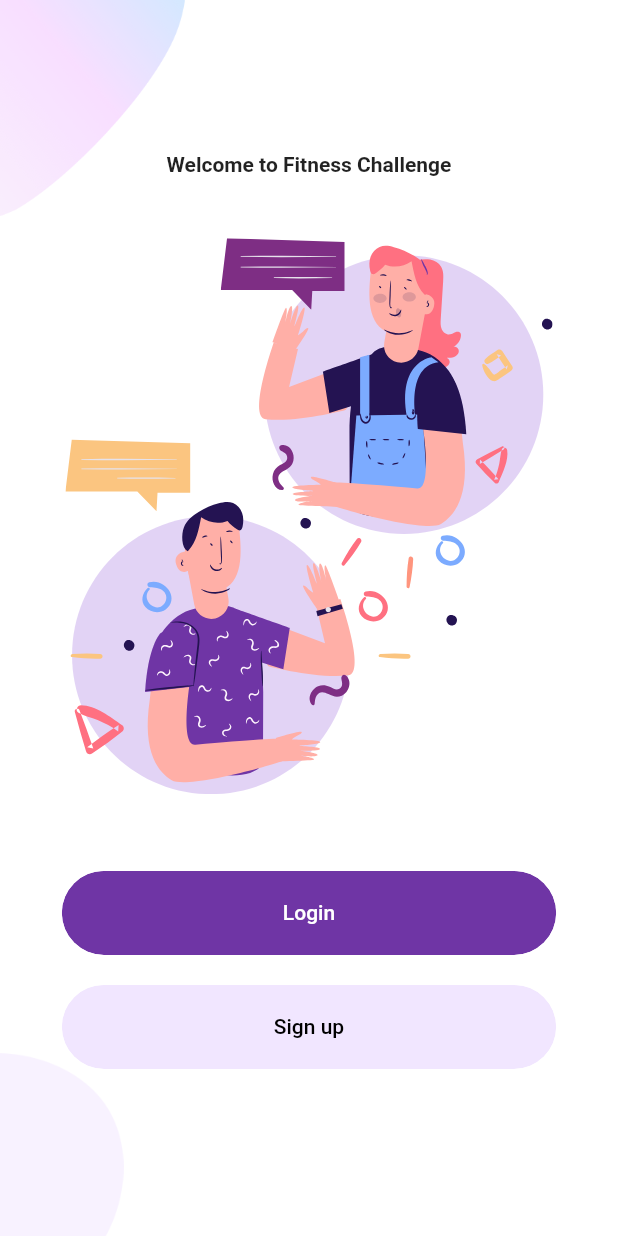
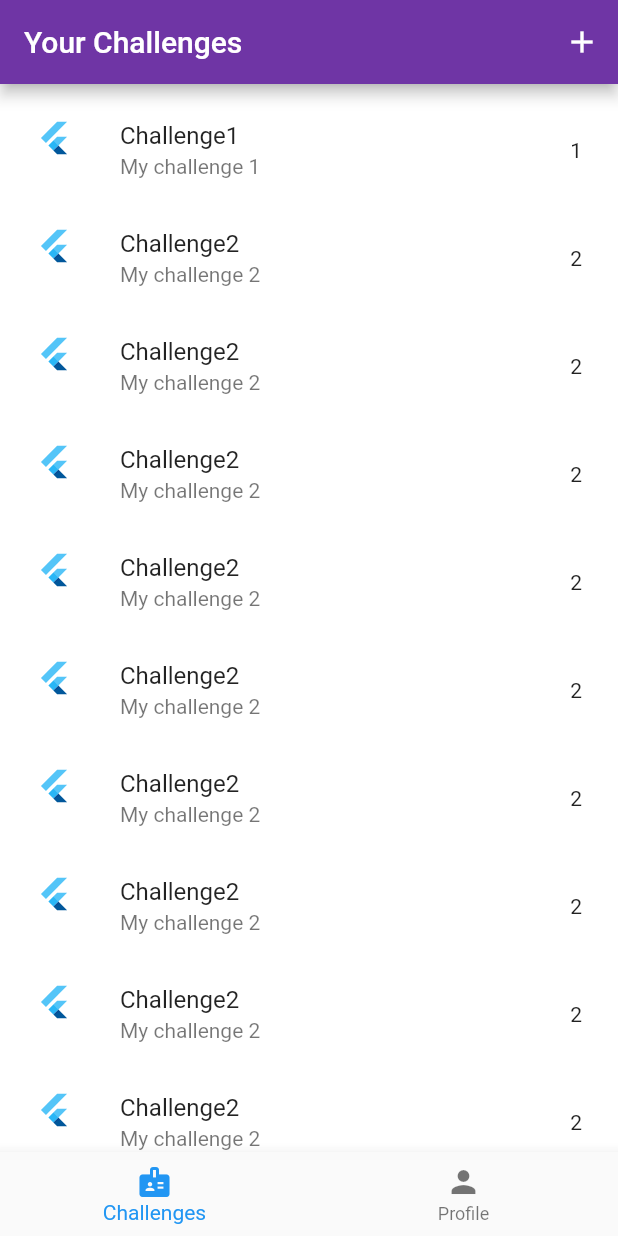
Before and after one commit to gireeshp/fitness_challenge, a Flutter app: the screen it shows after launch, on a phone screen of 412 x 824 dp. Run offline on Flutter 3.47's test engine with Material 2 defaults, Android fonts, the phone set to English and light mode, and no system bars; our stand-ins replace appwrite, flutter_svg.

Commit message:
challenge creation part 1

```diff
--- a/lib/components/already_have_an_account_check.dart
+++ b/lib/components/already_have_an_account_check.dart
@@ -25,7 +25,7 @@ class AlreadyHaveAnAccountCheck extends StatelessWidget {
           onTap: press,
           child: Text(
             login ? 'Sign up' : 'Sign in',
-            style: TextStyle(
+            style: const TextStyle(
               color: kPrimaryColor,
               fontWeight: FontWeight.bold,
             ),
--- a/lib/components/rounded_input_field.dart
+++ b/lib/components/rounded_input_field.dart
@@ -6,18 +6,21 @@ class RoundedInputField extends StatelessWidget {
   final String hintText;
   final IconData icon;
   final ValueChanged<String> onChanged;
+  late TextEditingController controller;
 
-  const RoundedInputField({
+  RoundedInputField({
     Key? key,
     required this.hintText,
     required this.icon,
     required this.onChanged,
+    required this.controller,
   }) : super(key: key);
 
   @override
   Widget build(BuildContext context) {
     return TextFieldContainer(
       child: TextField(
+        controller: controller,
         onChanged: onChanged,
         decoration: InputDecoration(
           hintText: hintText,
--- a/lib/components/text_field_container.dart
+++ b/lib/components/text_field_container.dart
@@ -12,8 +12,8 @@ class TextFieldContainer extends StatelessWidget {
   Widget build(BuildContext context) {
     Size size = MediaQuery.of(context).size;
     return Container(
-      margin: EdgeInsets.symmetric(vertical: 10),
-      padding: EdgeInsets.symmetric(horizontal: 20, vertical: 5),
+      margin: const EdgeInsets.symmetric(vertical: 10),
+      padding: const EdgeInsets.symmetric(horizontal: 20, vertical: 5),
       width: size.width * 0.8,
       decoration: BoxDecoration(
         color: kPrimaryLightColor,
--- a/lib/main.dart
+++ b/lib/main.dart
@@ -1,9 +1,19 @@
 import 'package:fitness_challenge/constants.dart';
+import 'package:fitness_challenge/screens/ListChallenges/challenges_screen.dart';
 import 'package:fitness_challenge/screens/Welcome/welcome_screen.dart';
+import 'package:fitness_challenge/services/appwrite_services.dart';
 import 'package:flutter/material.dart';
+import 'package:provider/provider.dart';
 
 void main() {
-  runApp(const MyApp());
+  runApp(MultiProvider(
+    providers: [
+      ChangeNotifierProvider(
+        create: (_) => AppwriteService(),
+      )
+    ],
+    child: const MyApp(),
+  ));
 }
 
 class MyApp extends StatelessWidget {
@@ -17,7 +27,10 @@ class MyApp extends StatelessWidget {
         primaryColor: kPrimaryColor,
         scaffoldBackgroundColor: Colors.white,
       ),
-      home: const WelcomeScreen(),
+      // home: const WelcomeScreen(),
+      home: Scaffold(
+        body: ChallengesScreen(),
+      ),
     );
   }
 }
--- /dev/null
+++ b/lib/screens/ListChallenges/challenges_screen.dart
@@ -0,0 +1,60 @@
+import 'package:fitness_challenge/constants.dart';
+import 'package:fitness_challenge/screens/ListChallenges/components/challenge_body.dart';
+import 'package:fitness_challenge/screens/ListChallenges/components/profile_body.dart';
+import 'package:fitness_challenge/screens/NewChallenge/new_challenges_screen.dart';
+import 'package:flutter/material.dart';
+
+class ChallengesScreen extends StatefulWidget {
+  const ChallengesScreen({Key? key}) : super(key: key);
+
+  @override
+  _ChallengesScreenState createState() => _ChallengesScreenState();
+}
+
+class _ChallengesScreenState extends State<ChallengesScreen> {
+  int _selectedIndex = 0;
+
+  void _onItemTapped(int index) {
+    setState(() {
+      _selectedIndex = index;
+    });
+  }
+
+  @override
+  Widget build(BuildContext context) {
+    return Scaffold(
+      appBar: AppBar(
+        backgroundColor: kPrimaryColor,
+        title: Text('Your Challenges'),
+        actions: <Widget>[
+          IconButton(
+              onPressed: () {
+                Navigator.push(context, MaterialPageRoute(builder: (context) {
+                  return const NewChallengeScreen();
+                }));
+              },
+              icon: Icon(Icons.add))
+        ],
+      ),
+      body: showTheRightPage(_selectedIndex),
+      bottomNavigationBar: BottomNavigationBar(
+        items: const [
+          BottomNavigationBarItem(icon: Icon(Icons.badge), label: 'Challenges'),
+          BottomNavigationBarItem(icon: Icon(Icons.person), label: 'Profile'),
+        ],
+        currentIndex: _selectedIndex,
+        onTap: _onItemTapped,
+      ),
+    );
+  }
+}
+
+openNewChallengePage() {}
+
+Widget showTheRightPage(int selectedIndex) {
+  if (selectedIndex == 0) {
+    return ChallengeBody();
+  } else {
+    return ProfileBody();
+  }
+}
--- /dev/null
+++ b/lib/screens/ListChallenges/components/challenge_body.dart
@@ -0,0 +1,70 @@
+import 'package:fitness_challenge/screens/ListChallenges/components/challenge_file.dart';
+import 'package:flutter/material.dart';
+
+class ChallengeBody extends StatefulWidget {
+  const ChallengeBody({Key? key}) : super(key: key);
+
+  @override
+  _ChallengeBodyState createState() => _ChallengeBodyState();
+}
+
+class _ChallengeBodyState extends State<ChallengeBody> {
+  @override
+  Widget build(BuildContext context) {
+    return ListView(
+      padding: const EdgeInsets.all(8),
+      children: [
+        ChallengeTile(
+            icon: Icons.sports,
+            name: 'Challenge1',
+            description: 'My challenge 1',
+            yourRank: 1),
+        ChallengeTile(
+            icon: Icons.sports,
+            name: 'Challenge2',
+            description: 'My challenge 2',
+            yourRank: 2),
+        ChallengeTile(
+            icon: Icons.sports,
+            name: 'Challenge2',
+            description: 'My challenge 2',
+            yourRank: 2),
+        ChallengeTile(
+            icon: Icons.sports,
+            name: 'Challenge2',
+            description: 'My challenge 2',
+            yourRank: 2),
+        ChallengeTile(
+            icon: Icons.sports,
+            name: 'Challenge2',
+            description: 'My challenge 2',
+            yourRank: 2),
+        ChallengeTile(
+            icon: Icons.sports,
+            name: 'Challenge2',
+            description: 'My challenge 2',
+            yourRank: 2),
+        ChallengeTile(
+            icon: Icons.sports,
+            name: 'Challenge2',
+            description: 'My challenge 2',
+            yourRank: 2),
+        ChallengeTile(
+            icon: Icons.sports,
+            name: 'Challenge2',
+            description: 'My challenge 2',
+            yourRank: 2),
+        ChallengeTile(
+            icon: Icons.sports,
+            name: 'Challenge2',
+            description: 'My challenge 2',
+            yourRank: 2),
+        ChallengeTile(
+            icon: Icons.sports,
+            name: 'Challenge2',
+            description: 'My challenge 2',
+            yourRank: 2),
+      ],
+    );
+  }
+}
--- /dev/null
+++ b/lib/screens/ListChallenges/components/challenge_file.dart
@@ -0,0 +1,26 @@
+import 'package:flutter/material.dart';
+
+class ChallengeTile extends StatelessWidget {
+  final IconData icon;
+  final String name;
+  final int yourRank;
+  final String description;
+
+  const ChallengeTile({
+    Key? key,
+    required this.icon,
+    required this.name,
+    required this.yourRank,
+    required this.description,
+  }) : super(key: key);
+
+  @override
+  Widget build(BuildContext context) {
+    return ListTile(
+      leading: FlutterLogo(),
+      title: Text(name),
+      subtitle: Text(description),
+      trailing: Text(yourRank.toString()),
+    );
+  }
+}
--- a/pubspec.yaml
+++ b/pubspec.yaml
@@ -36,6 +36,7 @@ dependencies:
   cupertino_icons: ^1.0.2
   appwrite: ^2.0.1
   flutter_svg: ^0.23.0+1
+  provider: ^6.0.1
 
 dev_dependencies:
   flutter_test:
```
Also changed, not shown: lib/components/rounded_password_field.dart (+8 -3 lines), lib/screens/ListChallenges/components/profile_body.dart (added, +10 -0 lines), lib/screens/Login/components/body.dart (+54 -7 lines), lib/screens/NewChallenge/components/body.dart (added, +123 -0 lines), lib/screens/NewChallenge/new_challenges_screen.dart (added, +20 -0 lines), lib/screens/Signup/components/body.dart (+77 -14 lines), lib/services/appwrite_services.dart (added, +63 -0 lines), lib/services/appwrite_services/login_service.dart (deleted, +0 -38 lines), lib/constants.dart (line endings or trailing spaces), pubspec.lock.
